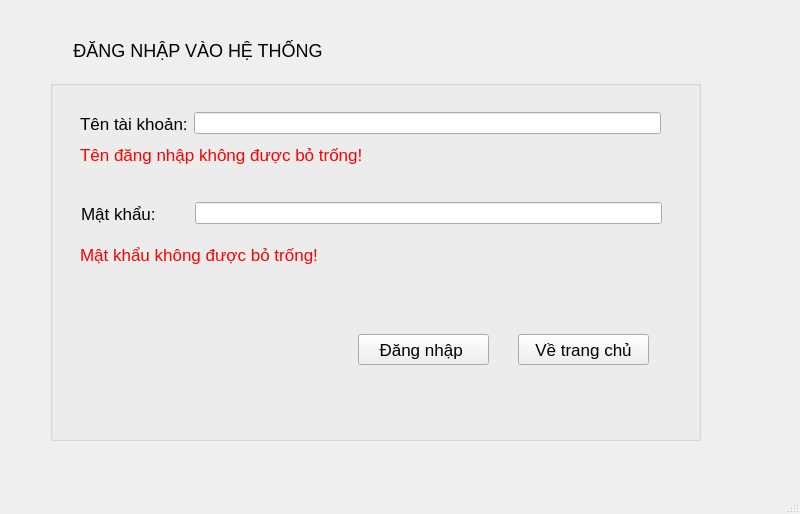
The window that login.ui (quangdong01/Apartment-Management-App) describes before a commit, drawn with Qt 5.
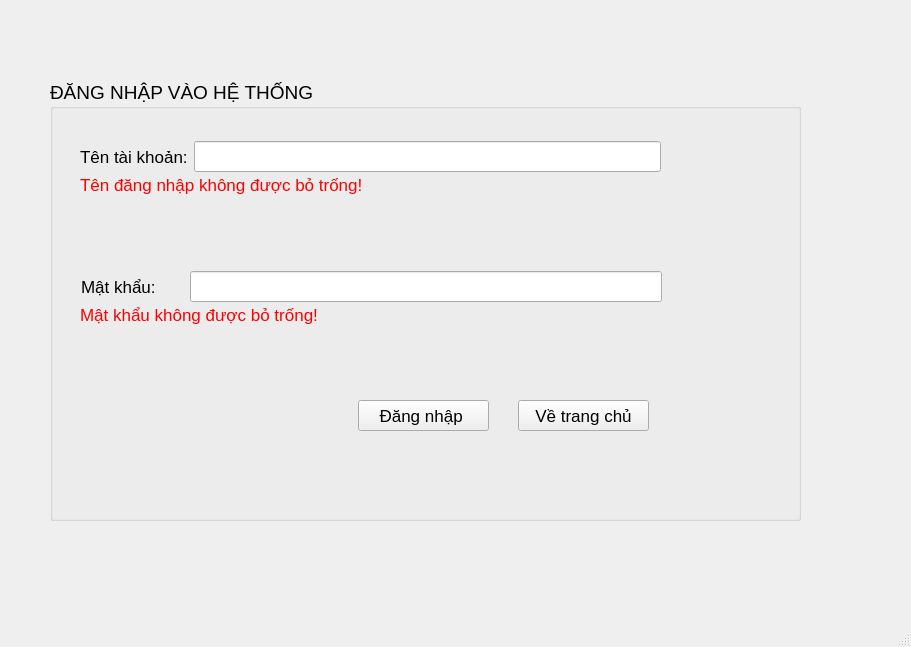
The same window after the commit. Icons and pictures are not drawn.

Patch:
```diff
--- a/login.ui
+++ b/login.ui
@@ -6,8 +6,8 @@
    <rect>
     <x>0</x>
     <y>0</y>
-    <width>800</width>
-    <height>514</height>
+    <width>911</width>
+    <height>647</height>
    </rect>
   </property>
   <property name="windowTitle">
@@ -17,12 +17,17 @@
    <widget class="QLabel" name="label_Time">
     <property name="geometry">
      <rect>
-      <x>340</x>
+      <x>370</x>
       <y>0</y>
-      <width>131</width>
+      <width>141</width>
       <height>21</height>
      </rect>
     </property>
+    <property name="font">
+     <font>
+      <pointsize>12</pointsize>
+     </font>
+    </property>
     <property name="text">
      <string/>
     </property>
@@ -32,18 +37,23 @@
      <rect>
       <x>50</x>
       <y>80</y>
-      <width>651</width>
-      <height>361</height>
+      <width>751</width>
+      <height>441</height>
      </rect>
     </property>
+    <property name="font">
+     <font>
+      <pointsize>14</pointsize>
+     </font>
+    </property>
     <property name="title">
-     <string/>
+     <string>ĐĂNG NHẬP VÀO HỆ THỐNG</string>
     </property>
     <widget class="QLabel" name="label_texttaikhoan">
      <property name="geometry">
       <rect>
        <x>30</x>
-       <y>60</y>
+       <y>90</y>
        <width>571</width>
        <height>31</height>
       </rect>
@@ -64,7 +74,7 @@
      <property name="geometry">
       <rect>
        <x>30</x>
-       <y>160</y>
+       <y>220</y>
        <width>581</width>
        <height>31</height>
       </rect>
@@ -82,7 +92,7 @@
      <property name="geometry">
       <rect>
        <x>308</x>
-       <y>254</y>
+       <y>320</y>
        <width>131</width>
        <height>31</height>
       </rect>
@@ -113,7 +123,7 @@
      <property name="geometry">
       <rect>
        <x>468</x>
-       <y>254</y>
+       <y>320</y>
        <width>131</width>
        <height>31</height>
       </rect>
@@ -138,9 +148,9 @@
      <property name="geometry">
       <rect>
        <x>30</x>
-       <y>30</y>
+       <y>60</y>
        <width>581</width>
-       <height>27</height>
+       <height>34</height>
       </rect>
      </property>
      <layout class="QHBoxLayout" name="horizontalLayout">
@@ -165,9 +175,9 @@
      <property name="geometry">
       <rect>
        <x>31</x>
-       <y>120</y>
+       <y>190</y>
        <width>581</width>
-       <height>27</height>
+       <height>34</height>
       </rect>
      </property>
      <layout class="QHBoxLayout" name="horizontalLayout_2">
@@ -179,7 +189,7 @@
          </font>
         </property>
         <property name="text">
-         <string>Mật khẩu:       </string>
+         <string>Mật khẩu:      </string>
         </property>
        </widget>
       </item>
@@ -193,19 +203,6 @@
      </layout>
     </widget>
    </widget>
-   <widget class="QLabel" name="label">
-    <property name="geometry">
-     <rect>
-      <x>20</x>
-      <y>30</y>
-      <width>361</width>
-      <height>41</height>
-     </rect>
-    </property>
-    <property name="text">
-     <string>&lt;html&gt;&lt;head/&gt;&lt;body&gt;&lt;p align=&quot;center&quot;&gt;&lt;span style=&quot; font-size:x-large;&quot;&gt;ĐĂNG NHẬP VÀO HỆ THỐNG &lt;/span&gt;&lt;/p&gt;&lt;/body&gt;&lt;/html&gt;</string>
-    </property>
-   </widget>
   </widget>
   <widget class="QMenuBar" name="menubar">
    <property name="geometry">
```
Left out of the diff: 2 changed lines with no effect on the pictures.
